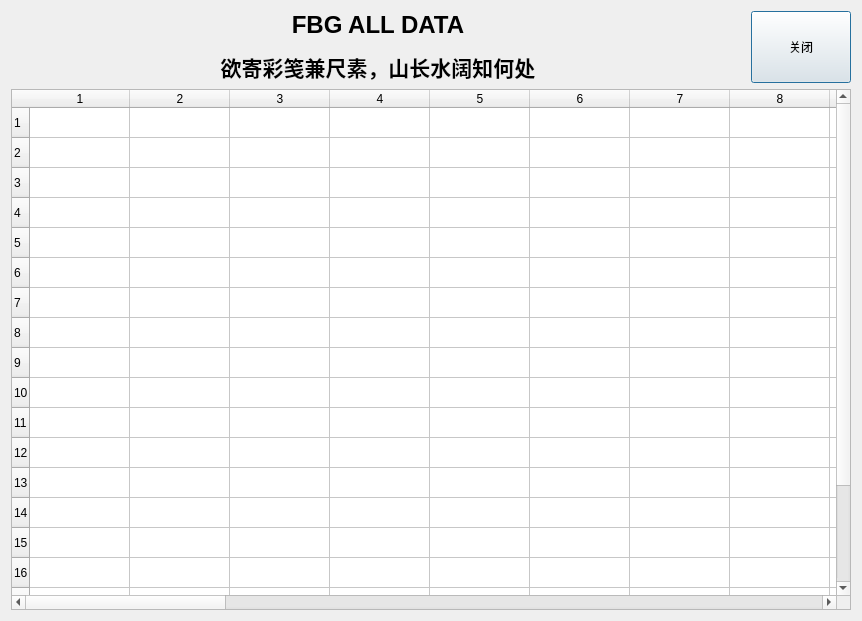
First picture: the form in fbgalldataui.ui, repository AegonTangeryen/CPSforYou, before the edit.
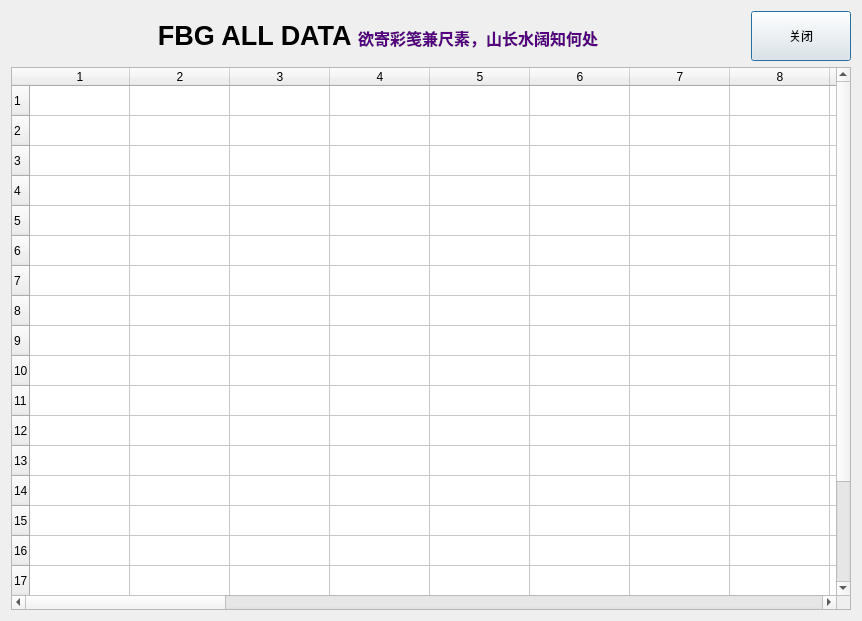
Second picture: the form after the edit.

Patch:
```diff
--- a/fbgalldataui.ui
+++ b/fbgalldataui.ui
@@ -31,7 +31,7 @@
         <string notr="true">font: 9pt &quot;楷体&quot;;</string>
        </property>
        <property name="text">
-        <string>&lt;html&gt;&lt;head/&gt;&lt;body&gt;&lt;p align=&quot;center&quot;&gt;&lt;span style=&quot; font-size:18pt; font-weight:600;&quot;&gt;FBG ALL DATA&lt;/span&gt;&lt;/p&gt;&lt;p align=&quot;center&quot;&gt;&lt;span style=&quot; font-size:16pt; font-weight:600;&quot;&gt;欲寄彩笺兼尺素，山长水阔知何处&lt;/span&gt;&lt;/p&gt;&lt;/body&gt;&lt;/html&gt;</string>
+        <string>&lt;html&gt;&lt;head/&gt;&lt;body&gt;&lt;p align=&quot;center&quot;&gt;&lt;span style=&quot; font-size:20pt; font-weight:600;&quot;&gt;FBG ALL DATA &lt;/span&gt;&lt;span style=&quot; font-size:12pt; font-weight:600; color:#55007f;&quot;&gt;欲寄彩笺兼尺素，山长水阔知何处&lt;/span&gt;&lt;/p&gt;&lt;/body&gt;&lt;/html&gt;</string>
        </property>
       </widget>
      </item>
```
